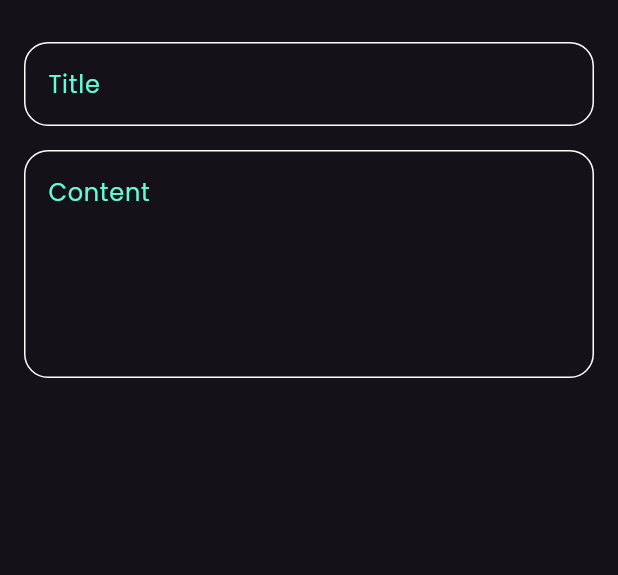
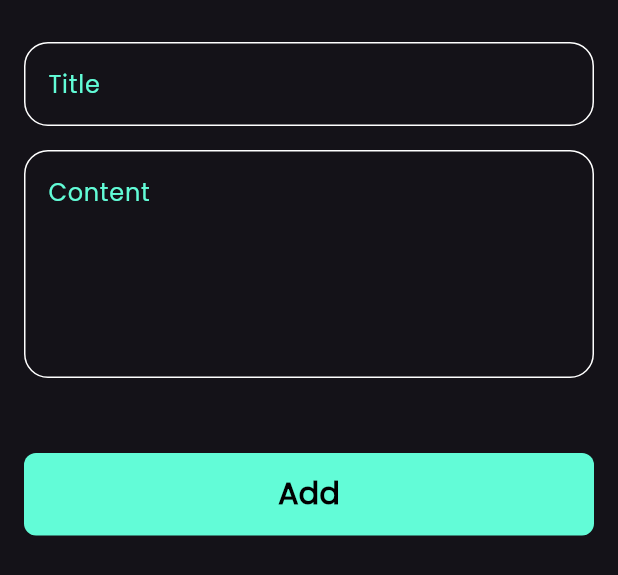
Before and after one commit to MAWA100/notes_app, a Flutter app: the AddModalBottomSheet widget shown alone on an empty page, opened directly, on a phone screen of 412 x 824 dp. Shown: the top 575 px of the screen. Run offline on Flutter 3.47's test engine with Material 3 defaults, Android fonts, the phone set to English and light mode, and no system bars; our stand-ins replace font_awesome_flutter.

Commit message:
add button to bottom sheet and finshed it

```diff
--- a/lib/widgets/add_modal_bottom_sheet.dart
+++ b/lib/widgets/add_modal_bottom_sheet.dart
@@ -1,4 +1,5 @@
 import 'package:flutter/material.dart';
+import 'package:note_app/widgets/custom_button.dart';
 import 'package:note_app/widgets/custom_text_field.dart';
 
 class AddModalBottomSheet extends StatelessWidget {
@@ -6,8 +7,9 @@ class AddModalBottomSheet extends StatelessWidget {
 
   @override
   Widget build(BuildContext context) {
-    return const Padding(
-      padding: const EdgeInsets.symmetric(horizontal: 16),
+    return const SingleChildScrollView(
+      child:  Padding(
+        padding:  EdgeInsets.symmetric(horizontal: 16),
         child: Column(
           children: [
             SizedBox(height: 28,),
@@ -19,7 +21,11 @@ class AddModalBottomSheet extends StatelessWidget {
               hint: 'Content',
               maxLines: 5,
             ),
+            SizedBox(height: 50,),
+            CustomButton(),
+            SizedBox(height: 16,),
           ],
+        ),
       ),
     );
   }
--- /dev/null
+++ b/lib/widgets/custom_button.dart
@@ -0,0 +1,19 @@
+import 'package:flutter/material.dart';
+import 'package:note_app/constants.dart';
+
+class CustomButton extends StatelessWidget {
+  const CustomButton({super.key});
+
+  @override
+  Widget build(BuildContext context) {
+    return  Container(
+      decoration: BoxDecoration(
+        color: kPrimaryColor,
+        borderRadius: BorderRadius.circular(8),
+      ),
+      width: MediaQuery.of(context).size.width,
+      height: 55,
+      child:const Center(child: Text('Add',style: TextStyle(color: Colors.black,fontSize: 20,fontWeight: FontWeight.bold),)),
+    );
+  }
+}
```
Lines whose indentation alone changed are shown as unchanged.
